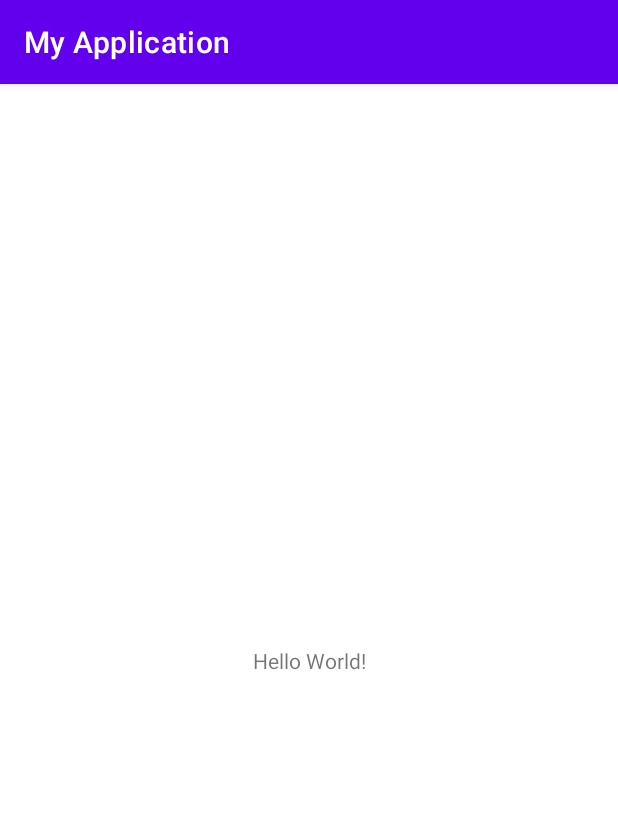
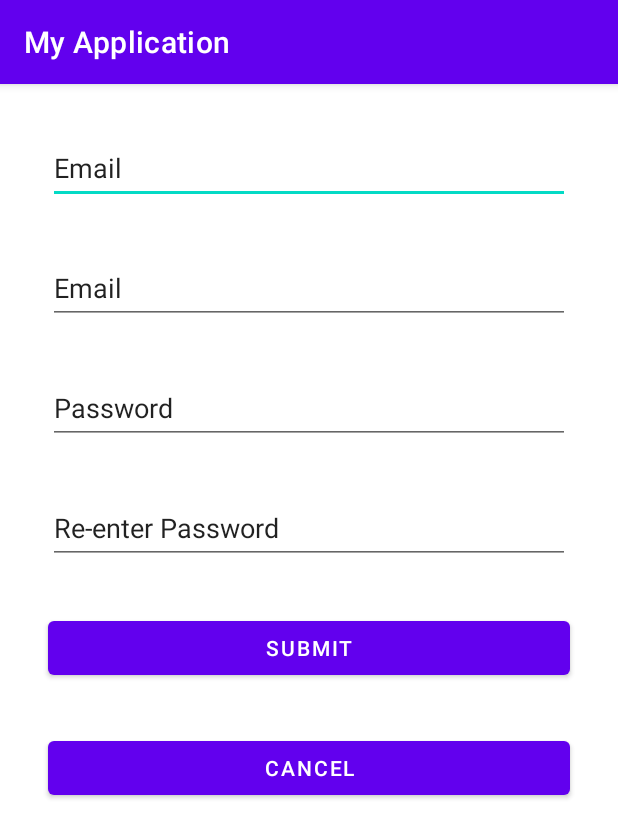
Before and after one commit to NileeshaDM/Lab4_MAD, an Android app: the screen it shows after launch (MainActivity), on a phone screen of 412 x 824 dp. Shown: the top 838 px of the screen. Run offline under Robolectric (Android 15) with nearby library versions, the phone set to English and light mode, and no system bars.

Commit message:
Initial Commit

```diff
--- a/app/src/main/res/layout/activity_main.xml
+++ b/app/src/main/res/layout/activity_main.xml
@@ -1,18 +1,87 @@
 <?xml version="1.0" encoding="utf-8"?>
-<androidx.constraintlayout.widget.ConstraintLayout xmlns:android="http://schemas.android.com/apk/res/android"
+<LinearLayout xmlns:android="http://schemas.android.com/apk/res/android"
     xmlns:app="http://schemas.android.com/apk/res-auto"
     xmlns:tools="http://schemas.android.com/tools"
     android:layout_width="match_parent"
     android:layout_height="match_parent"
+    android:layout_marginLeft="16dp"
+    android:layout_marginTop="16dp"
+    android:layout_marginRight="16dp"
+    android:layout_marginBottom="16dp"
+    android:orientation="vertical"
     tools:context=".MainActivity">
 
-    <TextView
-        android:layout_width="wrap_content"
+    <EditText
+        android:id="@+id/editTextTextPersonName"
+        android:layout_width="match_parent"
+        android:layout_height="48dp"
+        android:layout_marginLeft="16dp"
+        android:layout_marginTop="16dp"
+        android:layout_marginRight="16dp"
+        android:layout_marginBottom="16dp"
+        android:height="48dp"
+        android:ems="10"
+        android:hint="@string/edtName"
+        android:inputType="textPersonName"
+        android:text="@string/edtName" />
+
+    <EditText
+        android:id="@+id/editTextTextPersonName2"
+        android:layout_width="match_parent"
+        android:layout_height="48dp"
+        android:layout_marginLeft="16dp"
+        android:layout_marginTop="16dp"
+        android:layout_marginRight="16dp"
+        android:layout_marginBottom="16dp"
+        android:ems="10"
+        android:hint="@string/edtName"
+        android:inputType="textPersonName"
+        android:text="@string/edtName" />
+
+    <EditText
+        android:id="@+id/editTextTextPersonName3"
+        android:layout_width="match_parent"
+        android:layout_height="48dp"
+        android:layout_marginLeft="16dp"
+        android:layout_marginTop="16dp"
+        android:layout_marginRight="16dp"
+        android:layout_marginBottom="16dp"
+        android:ems="10"
+        android:hint="@string/edtPassword"
+        android:inputType="textPersonName"
+        android:text="@string/edtPassword" />
+
+    <EditText
+        android:id="@+id/editTextTextPersonName4"
+        android:layout_width="match_parent"
+        android:layout_height="48dp"
+        android:layout_marginLeft="16dp"
+        android:layout_marginTop="16dp"
+        android:layout_marginRight="16dp"
+        android:layout_marginBottom="16dp"
+        android:ems="10"
+        android:hint="@string/edtPassword2"
+        android:inputType="textPersonName"
+        android:text="@string/edtPassword2" />
+
+    <Button
+        android:id="@+id/button"
+        android:layout_width="match_parent"
         android:layout_height="wrap_content"
-        android:text="Hello World!"
-        app:layout_constraintBottom_toBottomOf="parent"
-        app:layout_constraintEnd_toEndOf="parent"
-        app:layout_constraintStart_toStartOf="parent"
-        app:layout_constraintTop_toTopOf="parent" />
+        android:layout_marginLeft="16dp"
+        android:layout_marginTop="16dp"
+        android:layout_marginRight="16dp"
+        android:layout_marginBottom="16dp"
+        android:text="@string/submitBtn" />
 
-</androidx.constraintlayout.widget.ConstraintLayout>
+    <Button
+        android:id="@+id/button2"
+        android:layout_width="match_parent"
+        android:layout_height="wrap_content"
+        android:layout_marginLeft="16dp"
+        android:layout_marginTop="16dp"
+        android:layout_marginRight="16dp"
+        android:layout_marginBottom="16dp"
+        android:text="@string/cancelBtn" />
+
+</LinearLayout>
--- a/app/src/main/res/values/strings.xml
+++ b/app/src/main/res/values/strings.xml
@@ -1,3 +1,8 @@
 <resources>
     <string name="app_name">My Application</string>
+    <string name="edtName">Email</string>
+    <string name="edtPassword">Password</string>
+    <string name="edtPassword2">Re-enter Password</string>
+    <string name="submitBtn">Submit</string>
+    <string name="cancelBtn">Cancel</string>
 </resources>
```
